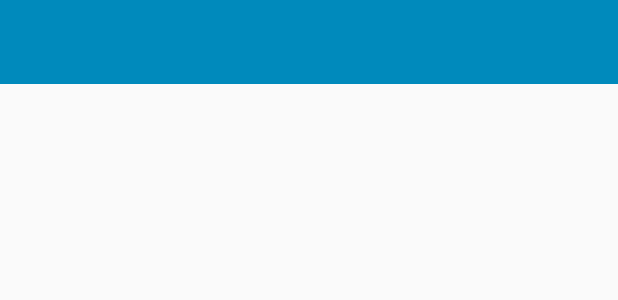
After one commit to carlosmonzon/EasyRoom, an Android app: the layout fragment_day_list.xml on its own in the app's theme, with its tools: preview values and no code run, on a phone screen of 412 x 824 dp. The commit adds this screen. Shown: the top 300 px of the screen. Run offline under Robolectric (Android 15) with nearby library versions, the phone set to English and light mode, and no system bars.

Commit message:
android styles

```diff
--- /dev/null
+++ b/Android/EasyRoom/app/src/main/res/layout/activity_detail_room.xml
@@ -0,0 +1,5 @@
+<?xml version="1.0" encoding="utf-8"?>
+<FrameLayout xmlns:android="http://schemas.android.com/apk/res/android"
+              android:orientation="vertical"
+              android:layout_width="match_parent"
+              android:layout_height="match_parent"/>
--- /dev/null
+++ b/Android/EasyRoom/app/src/main/res/layout/fragment_day_list.xml
@@ -0,0 +1,21 @@
+<LinearLayout xmlns:android="http://schemas.android.com/apk/res/android"
+              xmlns:tools="http://schemas.android.com/tools"
+              android:layout_width="match_parent"
+              android:orientation="vertical"
+              android:layout_height="match_parent">
+
+    <include
+            android:id="@+id/toolbar"
+            layout="@layout/toolbar"
+            android:layout_width="match_parent"
+            android:layout_height="wrap_content"/>
+
+    <android.support.v7.widget.RecyclerView
+            android:layout_width="match_parent"
+            android:layout_height="match_parent"
+            tools:context="com.belatrix.easyroom.ui.fragments.DayListFragment">
+
+
+    </android.support.v7.widget.RecyclerView>
+
+</LinearLayout>
--- /dev/null
+++ b/Android/EasyRoom/app/src/main/res/layout/toolbar.xml
@@ -0,0 +1,9 @@
+<?xml version="1.0" encoding="utf-8"?>
+<android.support.v7.widget.Toolbar xmlns:android="http://schemas.android.com/apk/res/android"
+                                   android:id="@+id/toolbar_actionbar"
+                                   android:layout_height="?attr/actionBarSize"
+                                   android:layout_width="match_parent"
+                                   android:theme="@style/Toolbar"
+                                   android:popupTheme="@style/Toolbar_Popup">
+
+</android.support.v7.widget.Toolbar>
--- /dev/null
+++ b/Android/EasyRoom/app/src/main/res/values-v21/styles.xml
@@ -0,0 +1,31 @@
+<?xml version="1.0" encoding="utf-8"?>
+<resources>
+
+
+    <style name="AppTheme" parent="BaseTheme">
+        <item name="android:actionBarPopupTheme">@style/ThemeOverlay.AppCompat.Dark.ActionBar</item>
+        <item name="android:colorPrimary">@color/primaryColor</item>
+        <item name="android:colorPrimaryDark">@color/primaryDarkColor</item>
+        <item name="android:colorAccent">@color/accentColor</item>
+        <item name="android:colorControlActivated">@color/primaryColor</item>
+        <item name="android:colorButtonNormal">@color/primaryColor</item>
+        <item name="android:textColorPrimary">@color/textPrimaryColor</item>
+        <item name="android:navigationBarColor">@color/navigationColor</item>
+        <item name="android:statusBarColor">@color/primaryDarkColor</item>
+        <item name="android:windowAllowEnterTransitionOverlap">true</item>
+        <item name="android:windowAllowReturnTransitionOverlap">true</item>
+        <item name="android:windowContentTransitions">true</item>
+        <item name="android:windowDrawsSystemBarBackgrounds">true</item>
+        <item name="android:windowSharedElementEnterTransition">@android:transition/move</item>
+        <item name="android:windowSharedElementExitTransition">@android:transition/move</item>
+        <item name="windowActionModeOverlay">true</item>
+    </style>
+
+    <style name="Toolbar" parent="ThemeOverlay.AppCompat.Dark.ActionBar">
+        <item name="android:background">@color/primaryColor</item>
+        <item name="theme">@style/ThemeOverlay.AppCompat.Dark.ActionBar</item>
+    </style>
+
+    <style name="Toolbar_Popup" parent="Base.ThemeOverlay.AppCompat.Light">
+    </style>
+</resources>
--- a/Android/EasyRoom/app/src/main/res/values/styles.xml
+++ b/Android/EasyRoom/app/src/main/res/values/styles.xml
@@ -1,8 +1,26 @@
 <resources>
 
     <!-- Base application theme. -->
-    <style name="AppTheme" parent="Theme.AppCompat.Light.DarkActionBar">
+    <style name="BaseTheme" parent="Theme.AppCompat.Light.NoActionBar">
         <!-- Customize your theme here. -->
     </style>
 
+    <style name="AppTheme" parent="AppTheme">
+        <item name="colorPrimary">@color/primaryColor</item>
+        <item name="colorPrimaryDark">@color/primaryDarkColor</item>
+        <item name="android:textColorPrimary">@color/primaryGrey</item>
+        <item name="colorAccent">@color/accentColor</item>
+        <item name="android:windowBackground">@color/windows_background</item>
+        <item name="android:colorBackground">@color/windows_background</item>
+        <item name="colorControlActivated">@color/primaryColor</item>
+        <item name="colorButtonNormal">@color/primaryColor</item>
+    </style>
+
+    <style name="Toolbar_Popup" parent="ThemeOverlay.AppCompat.ActionBar">
+        <item name="android:textColorPrimary">#fff</item>
+        <item name="android:background">@color/background_material_light</item>
+    </style>
+    <style name="Toolbar" parent="ThemeOverlay.AppCompat.Dark.ActionBar">
+        <item name="android:background">@color/primaryColor</item>
+    </style>
 </resources>
```
Also changed, not shown: Android/EasyRoom/app/src/main/java/com/belatrix/easyroom/ui/fragments/DayListAdapter.java (added, +25 -0 lines), Android/EasyRoom/app/src/main/java/com/belatrix/easyroom/ui/fragments/DayListFragment.java (added, +61 -0 lines), Android/EasyRoom/app/src/main/res/layout/available_view.xml (added, +9 -0 lines), Android/EasyRoom/app/src/main/res/layout/room_simply_detail_view.xml (added, +30 -0 lines), Android/EasyRoom/app/src/main/res/layout/time_range_view.xml (added, +24 -0 lines), Android/EasyRoom/app/src/main/res/values/colors.xml (added, +52 -0 lines).
